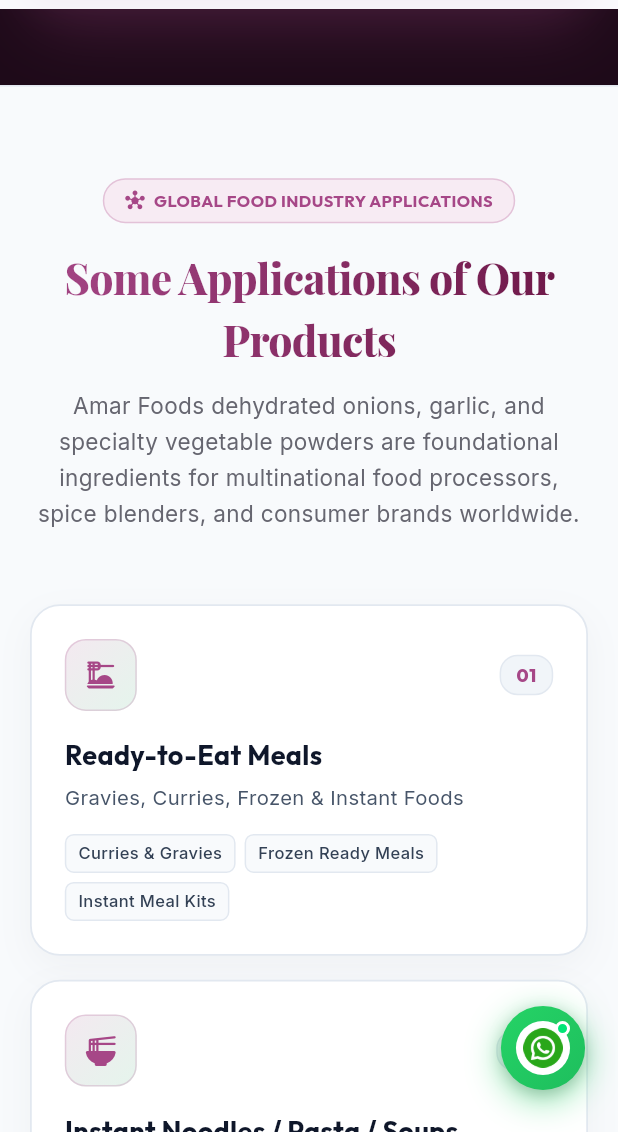
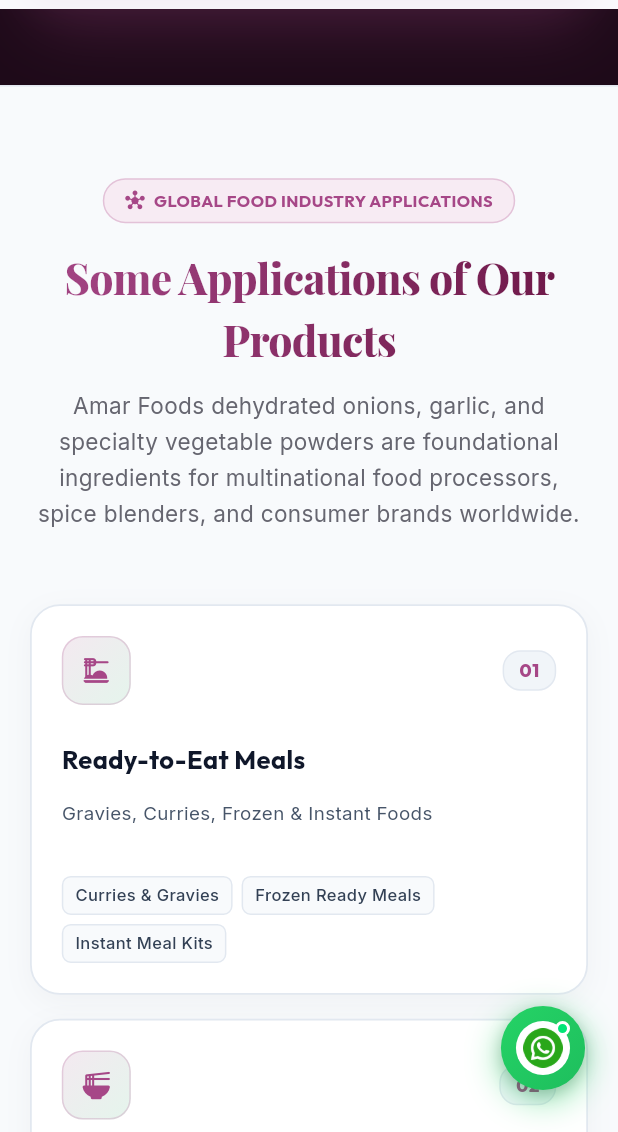
Before and after one commit to Darshan122/amar-foods-web, a Flutter app: the screen it shows after launch, scrolled down 2304 dp, on a phone screen of 412 x 824 dp, the part 104-1236 px from its top. Run offline on Flutter 3.47's test engine with Material 3 defaults, Android fonts, the light colour scheme and no system bars; our stand-ins replace google_fonts; missing offline and left inert: dart:html, dart:js_interop, dart:ui_web.

Commit message:
Make all food industry application cards uniform in size and height

```diff
--- a/lib/pages/home_page.dart
+++ b/lib/pages/home_page.dart
@@ -959,6 +959,7 @@
               LayoutBuilder(
                 builder: (context, constraints) {
                   final double width = constraints.maxWidth;
+                  const double uniformCardHeight = 310;
                   if (width < 650) {
                     return Column(
                       children: applications
@@ -976,6 +977,7 @@
                       children: applications
                           .map((item) => SizedBox(
                                 width: cardWidth,
+                                height: uniformCardHeight,
                                 child: _buildApplicationCard(context, item, isMobile),
                               ))
                           .toList(),
@@ -988,6 +990,7 @@
                       children: applications
                           .map((item) => SizedBox(
                                 width: cardWidth,
+                                height: uniformCardHeight,
                                 child: _buildApplicationCard(context, item, isMobile),
                               ))
                           .toList(),
@@ -1009,127 +1012,9 @@
     _ApplicationItem item,
     bool isMobile,
   ) {
-    return Container(
-      decoration: BoxDecoration(
-        color: Colors.white,
-        borderRadius: BorderRadius.circular(20),
-        border: Border.all(
-          color: const Color(0xFFE2E8F0),
-          width: 1.2,
-        ),
-        boxShadow: const [
-          BoxShadow(
-            color: Color(0x0A0F172A),
-            blurRadius: 20,
-            offset: Offset(0, 8),
-          ),
-        ],
-      ),
-      child: Material(
-        color: Colors.transparent,
-        child: InkWell(
-          onTap: () => _showQuoteDialog(context),
-          borderRadius: BorderRadius.circular(20),
-          hoverColor: AppColors.primary.withOpacity(0.04),
-          child: Padding(
-            padding: const EdgeInsets.all(22),
-            child: Column(
-              crossAxisAlignment: CrossAxisAlignment.start,
-              mainAxisSize: MainAxisSize.min,
-              children: [
-                Row(
-                  mainAxisAlignment: MainAxisAlignment.spaceBetween,
-                  children: [
-                    Container(
-                      width: 48,
-                      height: 48,
-                      decoration: BoxDecoration(
-                        gradient: LinearGradient(
-                          begin: Alignment.topLeft,
-                          end: Alignment.bottomRight,
-                          colors: [
-                            AppColors.primary.withOpacity(0.12),
-                            AppColors.secondary.withOpacity(0.10),
-                          ],
-                        ),
-                        borderRadius: BorderRadius.circular(14),
-                        border: Border.all(
-                          color: AppColors.primary.withOpacity(0.20),
-                          width: 1,
-                        ),
-                      ),
-                      child: Icon(
-                        item.icon,
-                        color: AppColors.primary,
-                        size: 24,
-                      ),
-                    ),
-                    Container(
-                      padding: const EdgeInsets.symmetric(horizontal: 10, vertical: 4),
-                      decoration: BoxDecoration(
-                        color: const Color(0xFFF1F5F9),
-                        borderRadius: BorderRadius.circular(12),
-                        border: Border.all(color: const Color(0xFFE2E8F0)),
-                      ),
-                      child: Text(
-                        item.id,
-                        style: GoogleFonts.outfit(
-                          fontSize: 12,
-                          fontWeight: FontWeight.w800,
-                          color: AppColors.primary,
-                          letterSpacing: 0.5,
-                        ),
-                      ),
-                    ),
-                  ],
-                ),
-                const SizedBox(height: 18),
-                Text(
-                  item.title,
-                  style: GoogleFonts.outfit(
-                    fontSize: 18,
-                    fontWeight: FontWeight.w700,
-                    color: const Color(0xFF0F172A),
-                    height: 1.25,
-                  ),
-                ),
-                const SizedBox(height: 8),
-                Text(
-                  item.subtitle,
-                  style: GoogleFonts.inter(
-                    fontSize: 13.5,
-                    color: const Color(0xFF475569),
-                    height: 1.5,
-                  ),
-                ),
-                const SizedBox(height: 14),
-                Wrap(
-                  spacing: 6,
-                  runSpacing: 6,
-                  children: item.tags
-                      .map((tag) => Container(
-                            padding: const EdgeInsets.symmetric(horizontal: 8, vertical: 4),
-                            decoration: BoxDecoration(
-                              color: const Color(0xFFF8FAFC),
-                              borderRadius: BorderRadius.circular(6),
-                              border: Border.all(color: const Color(0xFFE2E8F0)),
-                            ),
-                            child: Text(
-                              tag,
-                              style: GoogleFonts.inter(
-                                fontSize: 11,
-                                fontWeight: FontWeight.w500,
-                                color: const Color(0xFF334155),
-                              ),
-                            ),
-                          ))
-                      .toList(),
-                ),
-              ],
-            ),
-          ),
-        ),
-      ),
+    return _ApplicationCardWidget(
+      item: item,
+      onTap: () => _showQuoteDialog(context),
     );
   }
 
@@ -3640,3 +3525,169 @@
     required this.tags,
   });
 }
+
+class _ApplicationCardWidget extends StatefulWidget {
+  final _ApplicationItem item;
+  final VoidCallback onTap;
+
+  const _ApplicationCardWidget({
+    required this.item,
+    required this.onTap,
+  });
+
+  @override
+  State<_ApplicationCardWidget> createState() => _ApplicationCardWidgetState();
+}
+
+class _ApplicationCardWidgetState extends State<_ApplicationCardWidget> {
+  bool _isHovered = false;
+
+  @override
+  Widget build(BuildContext context) {
+    return MouseRegion(
+      onEnter: (_) => setState(() => _isHovered = true),
+      onExit: (_) => setState(() => _isHovered = false),
+      child: AnimatedContainer(
+        duration: const Duration(milliseconds: 200),
+        decoration: BoxDecoration(
+          color: Colors.white,
+          borderRadius: BorderRadius.circular(20),
+          border: Border.all(
+            color: _isHovered ? AppColors.primary.withValues(alpha: 0.45) : const Color(0xFFE2E8F0),
+            width: _isHovered ? 1.6 : 1.2,
+          ),
+          boxShadow: [
+            BoxShadow(
+              color: _isHovered
+                  ? AppColors.primary.withValues(alpha: 0.12)
+                  : const Color(0x0A0F172A),
+              blurRadius: _isHovered ? 24 : 16,
+              offset: Offset(0, _isHovered ? 10 : 5),
+            ),
+          ],
+        ),
+        child: Material(
+          color: Colors.transparent,
+          child: InkWell(
+            onTap: widget.onTap,
+            borderRadius: BorderRadius.circular(20),
+            hoverColor: Colors.transparent,
+            child: Padding(
+              padding: const EdgeInsets.all(20),
+              child: Column(
+                crossAxisAlignment: CrossAxisAlignment.start,
+                children: [
+                  Row(
+                    mainAxisAlignment: MainAxisAlignment.spaceBetween,
+                    children: [
+                      AnimatedContainer(
+                        duration: const Duration(milliseconds: 200),
+                        width: 46,
+                        height: 46,
+                        decoration: BoxDecoration(
+                          gradient: LinearGradient(
+                            begin: Alignment.topLeft,
+                            end: Alignment.bottomRight,
+                            colors: [
+                              AppColors.primary.withValues(alpha: _isHovered ? 0.20 : 0.12),
+                              AppColors.secondary.withValues(alpha: _isHovered ? 0.18 : 0.10),
+                            ],
+                          ),
+                          borderRadius: BorderRadius.circular(14),
+                          border: Border.all(
+                            color: AppColors.primary.withValues(alpha: _isHovered ? 0.35 : 0.20),
+                            width: 1,
+                          ),
+                        ),
+                        child: Icon(
+                          widget.item.icon,
+                          color: AppColors.primary,
+                          size: 22,
+                        ),
+                      ),
+                      Container(
+                        padding: const EdgeInsets.symmetric(horizontal: 10, vertical: 4),
+                        decoration: BoxDecoration(
+                          color: const Color(0xFFF1F5F9),
+                          borderRadius: BorderRadius.circular(12),
+                          border: Border.all(color: const Color(0xFFE2E8F0)),
+                        ),
+                        child: Text(
+                          widget.item.id,
+                          style: GoogleFonts.outfit(
+                            fontSize: 12,
+                            fontWeight: FontWeight.w800,
+                            color: AppColors.primary,
+                            letterSpacing: 0.5,
+                          ),
+                        ),
+                      ),
+                    ],
+                  ),
+                  const SizedBox(height: 14),
+                  SizedBox(
+                    height: 44,
+                    child: Align(
+                      alignment: Alignment.centerLeft,
+                      child: Text(
+                        widget.item.title,
+                        maxLines: 2,
+                        overflow: TextOverflow.ellipsis,
+                        style: GoogleFonts.outfit(
+                          fontSize: 17,
+                          fontWeight: FontWeight.w700,
+                          color: const Color(0xFF0F172A),
+                          height: 1.25,
+                        ),
+                      ),
+                    ),
+                  ),
+                  const SizedBox(height: 6),
+                  SizedBox(
+                    height: 38,
+                    child: Align(
+                      alignment: Alignment.topLeft,
+                      child: Text(
+                        widget.item.subtitle,
+                        maxLines: 2,
+                        overflow: TextOverflow.ellipsis,
+                        style: GoogleFonts.inter(
+                          fontSize: 12.5,
+                          color: const Color(0xFF475569),
+                          height: 1.35,
+                        ),
+                      ),
+                    ),
+                  ),
+                  const SizedBox(height: 12),
+                  Wrap(
+                    spacing: 6,
+                    runSpacing: 6,
+                    children: widget.item.tags
+                        .map((tag) => Container(
+                              padding: const EdgeInsets.symmetric(horizontal: 8, vertical: 4),
+                              decoration: BoxDecoration(
+                                color: const Color(0xFFF8FAFC),
+                                borderRadius: BorderRadius.circular(6),
+                                border: Border.all(color: const Color(0xFFE2E8F0)),
+                              ),
+                              child: Text(
+                                tag,
+                                style: GoogleFonts.inter(
+                                  fontSize: 11,
+                                  fontWeight: FontWeight.w500,
+                                  color: const Color(0xFF334155),
+                                ),
+                              ),
+                            ))
+                        .toList(),
+                  ),
+                ],
+              ),
+            ),
+          ),
+        ),
+      ),
+    );
+  }
+}
```
